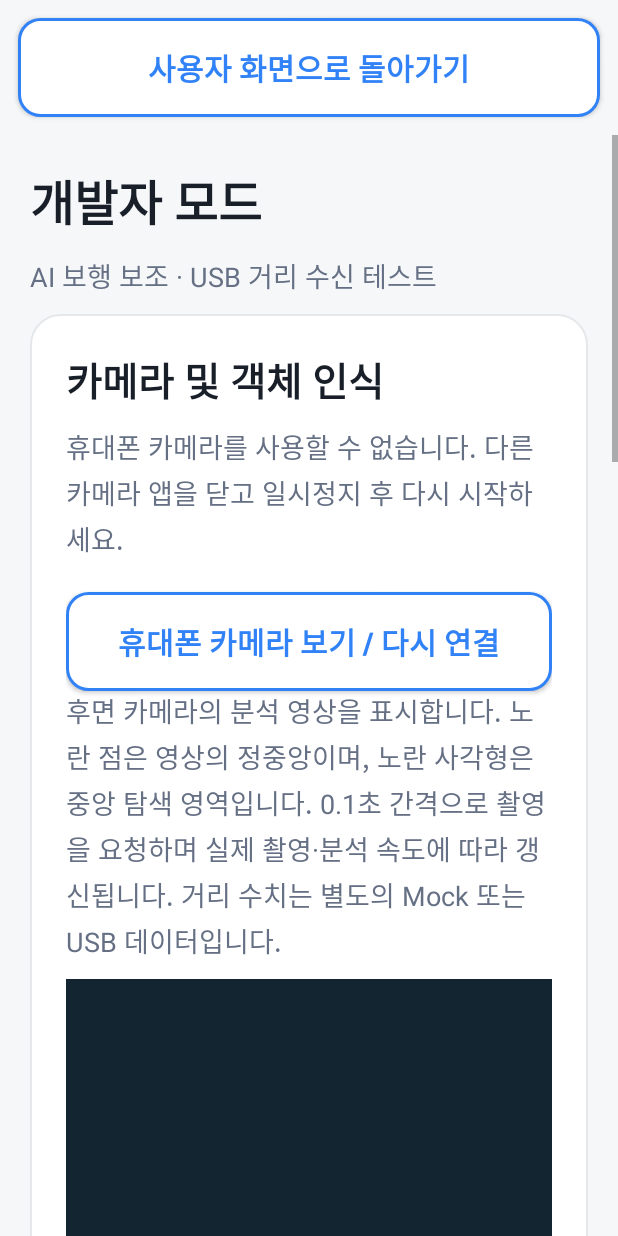
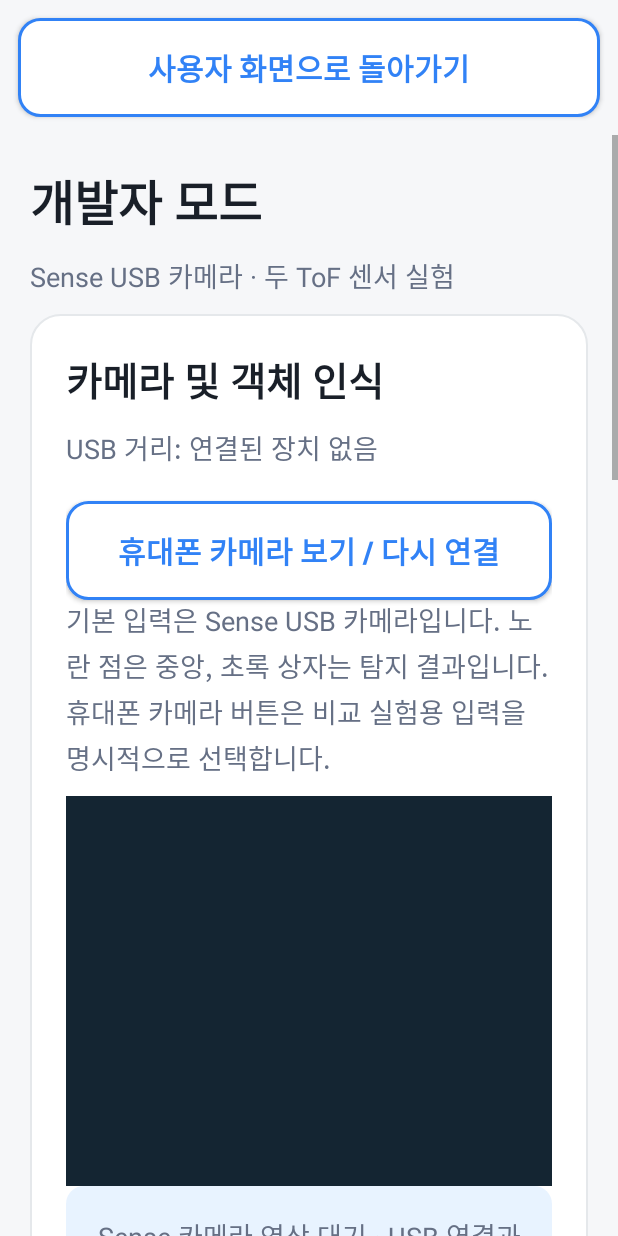
Before and after one commit to zzong-mee/PBL1, an Android app: the screen it shows after launch (DeveloperActivity), after a tap on "개발자 모드", on a phone screen of 412 x 824 dp. Run offline under Robolectric (Android 15) with nearby library versions, the light colour scheme and no system bars.

Commit message:
Integrate Sense USB camera and dual ToF with Android YOLOX

```diff
--- a/app/build.gradle.kts
+++ b/app/build.gradle.kts
@@ -9,8 +9,8 @@ android {
         applicationId = "com.guideeye.app"
         minSdk = 26
         targetSdk = 36
-        versionCode = 11
-        versionName = "0.7.2-phone"
+        versionCode = 12
+        versionName = "0.8.0-sense"
         // Galaxy A34 is ARM64; avoid shipping unused native runtimes.
         ndk { abiFilters += "arm64-v8a" }
     }
--- a/app/src/main/java/com/guideeye/app/DeveloperActivity.kt
+++ b/app/src/main/java/com/guideeye/app/DeveloperActivity.kt
@@ -19,7 +19,7 @@ class DeveloperActivity : Activity() {
     private val distances: DistanceSource = MockDistanceSource()
     private lateinit var speech: KoreanSpeechGuide
     private var mockEnabled = true
-    private var usbMode = false
+    private var usbMode = true
     private lateinit var usb: UsbDistanceController
     private lateinit var vision: ExternalVisionController
     private lateinit var phone: PhoneCameraController
@@ -46,14 +46,23 @@ class DeveloperActivity : Activity() {
             insets
         }
         findViewById<View>(R.id.root).requestApplyInsets()
-        usbMode = savedInstanceState?.getBoolean("usbMode", false) ?: false
+        usbMode = savedInstanceState?.getBoolean("usbMode", true) ?: true
         mockEnabled = savedInstanceState?.getBoolean("mockEnabled", true) ?: true
         vision = ExternalVisionController(this, { code ->
-            findViewById<TextView>(R.id.camera_status).setText(code)
+            if (usbMode && foreground) {
+                findViewById<TextView>(R.id.camera_status).setText(code)
+                if (code != R.string.external_vision_ready) {
+                    findViewById<DetectionPreview>(R.id.camera_preview).clear()
+                    findViewById<TextView>(R.id.video).setText(R.string.video_placeholder)
+                }
+            }
         }, { bitmap, detections, elapsed ->
-            findViewById<DetectionPreview>(R.id.camera_preview).show(bitmap,detections)
-            val objects = detections.joinToString { "${YoloXDetector.labels[it.classId]} ${(it.confidence*100).toInt()}%" }
-            findViewById<TextView>(R.id.video).text = getString(R.string.external_detection_info, elapsed, objects)
+            if (usbMode && foreground) {
+                findViewById<DetectionPreview>(R.id.camera_preview).show(bitmap,detections)
+                val objects = detections.joinToString { "${YoloXDetector.labels[it.classId]} ${(it.confidence*100).toInt()}%" }
+                findViewById<TextView>(R.id.video).text = getString(R.string.external_detection_info, elapsed,
+                    objects.ifEmpty { getString(R.string.no_objects_detected) })
+            } else bitmap.recycle()
         })
         phone = PhoneCameraController(this, { code ->
             if (!usbMode) {
@@ -105,10 +114,14 @@ class DeveloperActivity : Activity() {
             lastSensorAt = android.os.SystemClock.elapsedRealtime()
             findViewById<TextView>(R.id.left_distance).text = left?.let { getString(R.string.usb_left,it/1000f) } ?: getString(R.string.usb_left_waiting)
             findViewById<TextView>(R.id.right_distance).text = right?.let { getString(R.string.usb_right,it/1000f) } ?: getString(R.string.usb_right_waiting)
+        }, { failed ->
+            findViewById<TextView>(R.id.sensor_status).setText(
+                if (failed) R.string.tof_device_error else R.string.usb_sensor_status)
         })
         findViewById<Button>(R.id.connect_usb).setOnClickListener {
             usbMode = true
             phone.stop()
+            vision.stop()
             findViewById<DetectionPreview>(R.id.camera_preview).clear()
             updateMode()
             usb.connect()
@@ -150,7 +163,7 @@ class DeveloperActivity : Activity() {
         foreground = true
         usb.start()
         updateMode()
-        if (!usbMode) startPhoneCamera()
+        if (usbMode) usb.connect() else startPhoneCamera()
     }
     private fun startPhoneCamera() {
         if (!foreground || usbMode) return
--- a/app/src/main/java/com/guideeye/app/MainActivity.kt
+++ b/app/src/main/java/com/guideeye/app/MainActivity.kt
@@ -11,7 +11,7 @@ import android.widget.TextView
 import androidx.core.view.ViewCompat
 import com.guideeye.app.accessibility.ButtonTouchFeedback
 import com.guideeye.app.speech.KoreanSpeechGuide
-import com.guideeye.app.vision.PhoneCameraController
+import com.guideeye.app.vision.ExternalVisionController
 import com.guideeye.app.vision.YoloXDetector
 
 /** User entry screen: no scrolling, Mock values, or USB debugging controls. */
@@ -22,9 +22,9 @@ class MainActivity : Activity() {
     private var voiceUnavailable = false
     private var introAnnounced = false
     private var paused = false
-    private lateinit var vision: PhoneCameraController
+    private lateinit var vision: ExternalVisionController
     private var usbState = R.string.usb_idle
-    private var cameraStatus = R.string.phone_waiting
+    private var cameraStatus = R.string.external_disconnected
 
     override fun onCreate(savedInstanceState: Bundle?) {
         super.onCreate(savedInstanceState)
@@ -45,7 +45,7 @@ class MainActivity : Activity() {
             insets
         }
         findViewById<View>(R.id.root).requestApplyInsets()
-        vision = PhoneCameraController(this, ::updateExternalStatus)
+        vision = ExternalVisionController(this, ::updateExternalStatus)
         speech = KoreanSpeechGuide(this) { status, available ->
             ready = available
             voiceUnavailable = !available
@@ -61,12 +61,12 @@ class MainActivity : Activity() {
         findViewById<Button>(R.id.listen_status).setOnClickListener {
             val message = when {
                 paused -> getString(R.string.central_object_paused)
-                usbState == R.string.phone_error -> getString(R.string.phone_error)
+                usbState == R.string.external_camera_error -> getString(R.string.external_camera_error)
                 !vision.isConnected -> {
-                    startPhoneCamera()
-                    getString(R.string.phone_permission)
+                    if (usbState != R.string.usb_permission && usbState != R.string.usb_opening) vision.connect()
+                    getString(R.string.external_connect_message)
                 }
-                !vision.hasFreshFrame() -> getString(R.string.phone_waiting)
+                !vision.hasFreshFrame() -> getString(R.string.external_wait_message)
                 else -> vision.central()?.let { getString(R.string.central_object_result, YoloXDetector.labels[it.classId]) }
                     ?: getString(R.string.central_object_uncertain)
             }
@@ -76,7 +76,7 @@ class MainActivity : Activity() {
             paused = !paused
             // Stop speech already playing/queued; explicit button feedback remains available when paused.
             speech.stop()
-            if (paused) vision.stop() else { startPhoneCamera() }
+            if (paused) vision.stop() else { vision.start(); vision.connect() }
             updatePauseUi()
             speech.speak(getString(if (paused) R.string.operation_paused_message else R.string.operation_resumed_message))
         }
@@ -88,22 +88,6 @@ class MainActivity : Activity() {
         }
         listOf(R.id.listen_status, R.id.listen_help, R.id.listen_howto, R.id.open_developer).forEach {
             ButtonTouchFeedback.install(findViewById(it)) { name -> speech.announceButton(name) }
-        }
-    }
-
-    private fun startPhoneCamera() {
-        vision.start()
-        if (checkSelfPermission(android.Manifest.permission.CAMERA) != android.content.pm.PackageManager.PERMISSION_GRANTED) {
-            updateExternalStatus(R.string.phone_permission)
-            requestPermissions(arrayOf(android.Manifest.permission.CAMERA), 100)
-        } else vision.connect()
-    }
-
-    override fun onRequestPermissionsResult(requestCode: Int, permissions: Array<out String>, grantResults: IntArray) {
-        super.onRequestPermissionsResult(requestCode, permissions, grantResults)
-        if (requestCode == 100 && foreground && !paused) {
-            if (grantResults.firstOrNull() == android.content.pm.PackageManager.PERMISSION_GRANTED) startPhoneCamera()
-            else updateExternalStatus(R.string.phone_permission)
         }
     }
 
@@ -162,7 +146,7 @@ class MainActivity : Activity() {
         outState.putBoolean("introAnnounced", introAnnounced)
         super.onSaveInstanceState(outState)
     }
-    override fun onStart() { super.onStart(); foreground = true; if (!paused) { startPhoneCamera() }; announceIntro() }
+    override fun onStart() { super.onStart(); foreground = true; if (!paused) { vision.start(); vision.connect() }; announceIntro() }
     override fun onStop() { foreground = false; vision.stop(); speech.stop(); super.onStop() }
     override fun onDestroy() { vision.close(); speech.close(); super.onDestroy() }
 }
--- a/app/src/main/res/values/strings.xml
+++ b/app/src/main/res/values/strings.xml
@@ -1,11 +1,10 @@
 <resources>
     <string name="app_name">Third Eye</string>
-    <string name="subtitle">AI 보행 보조 · USB 거리 수신 테스트</string>
+    <string name="subtitle">Sense USB 카메라 · 두 ToF 센서 실험</string>
     <string name="mock_notice">가상 데이터 모드입니다. 실제 장애물을 감지하지 않습니다.</string>
     <string name="camera_status">USB 카메라: 미연결</string>
     <string name="sensor_status">USB 실제 좌측·우측 센서: 미연결</string>
-    <string name="video_placeholder">카메라 영상 대기
-객체 인식: 아직 구현되지 않음</string>
+    <string name="video_placeholder">Sense 카메라 영상 대기 · USB 연결과 펌웨어를 확인하세요.</string>
     <string name="left_distance">가상 좌측 거리: %1$.1f미터</string>
     <string name="right_distance">가상 우측 거리: %1$.1f미터</string>
     <string name="risk_pending">위험도: 미평가</string>
@@ -26,10 +25,10 @@
     <string name="resume_mock">가상 거리 갱신 시작</string>
     <string name="left_waiting">가상 좌측 거리: 대기 중</string>
     <string name="right_waiting">가상 우측 거리: 대기 중</string>
-    <string name="usb_notice">USB 거리 수신 모드입니다. 테스트 펌웨어 값과 실제 센서 측정값은 구분해서 확인하세요.</string>
+    <string name="usb_notice">외부 카메라와 센서 수신 모드입니다. 거리와 영상은 별도 측정이며 위험도는 판단하지 않습니다.</string>
     <string name="usb_connect">USB 연결 / 다시 연결</string>
     <string name="usb_mock">Mock 모드로 전환</string>
-    <string name="usb_idle">USB 거리: 연결 버튼을 눌러주세요</string>
+    <string name="usb_idle">USB 연결 버튼을 눌러주세요</string>
     <string name="usb_missing">USB 거리: 연결된 장치 없음</string>
     <string name="usb_multiple">USB 거리: 지원 장치가 여러 개입니다. XIAO 하나만 연결하세요.</string>
     <string name="usb_unsupported">USB 거리: 지원하지 않는 장치 구성 (Espressif 단일 CDC ACM 필요)</string>
@@ -38,9 +37,9 @@
     <string name="usb_attached">USB 거리: 장치 연결됨. 연결 버튼을 누르세요.</string>
     <string name="usb_detached">USB 거리: 장치 분리됨</string>
     <string name="usb_opening">USB 거리: 통신 설정 중</string>
-    <string name="usb_waiting">USB 거리: 연결됨 · 유효한 JSON 대기 중</string>
-    <string name="usb_receiving">USB 거리: JSON 수신 중 (센서 실측 여부는 펌웨어 확인 필요)</string>
-    <string name="usb_timeout">USB 거리: 4초간 유효한 데이터 없음. 연결을 다시 시도하세요.</string>
+    <string name="usb_waiting">USB 연결됨 · 장치 초기화 및 영상 대기</string>
+    <string name="usb_receiving">USB 데이터 수신 중</string>
+    <string name="usb_timeout">장치에서 데이터가 오지 않습니다. 전원·펌웨어를 확인하고 다시 연결하세요.</string>
     <string name="usb_error">USB 거리: 통신 오류. 케이블·펌웨어·다른 터미널 앱의 연결 해제를 확인하세요.</string>
     <string name="usb_left">USB 좌측 거리: %1$.2f미터</string>
     <string name="usb_right">USB 우측 거리: %1$.2f미터</string>
@@ -92,11 +91,13 @@
     <string name="central_object_uncertain">화면 중앙에서 물체의 종류를 확실히 확인하지 못했습니다.</string>
     <string name="external_detection_info">처리 시간: %1$d밀리초
 탐지: %2$s</string>
-    <string name="external_camera_error">카메라 초기화 실패. XIAO 카메라 연결과 펌웨어 설정을 확인하세요.</string>
+    <string name="external_camera_error">Sense 카메라 오류입니다. 전원을 분리한 뒤 카메라 장착과 PSRAM 설정을 확인하세요.</string>
     <string name="phone_permission">카메라 권한이 필요합니다. 중앙 물체 버튼으로 다시 시도하거나 휴대폰 설정에서 카메라 권한을 허용하세요.</string>
     <string name="phone_waiting">휴대폰 후면 카메라 분석 대기. 카메라를 물체 쪽으로 향하고 잠시 후 중앙 물체를 눌러주세요.</string>
     <string name="phone_ready">휴대폰 후면 카메라 객체 인식 중</string>
     <string name="phone_error">휴대폰 카메라를 사용할 수 없습니다. 다른 카메라 앱을 닫고 일시정지 후 다시 시작하세요.</string>
     <string name="phone_preview_start">휴대폰 카메라 보기 / 다시 연결</string>
-    <string name="phone_preview_help">후면 카메라의 분석 영상을 표시합니다. 노란 점은 영상의 정중앙이며, 노란 사각형은 중앙 탐색 영역입니다. 0.1초 간격으로 촬영을 요청하며 실제 촬영·분석 속도에 따라 갱신됩니다. 거리 수치는 별도의 Mock 또는 USB 데이터입니다.</string>
+    <string name="phone_preview_help">기본 입력은 Sense USB 카메라입니다. 노란 점은 중앙, 초록 상자는 탐지 결과입니다. 휴대폰 카메라 버튼은 비교 실험용 입력을 명시적으로 선택합니다.</string>
+    <string name="no_objects_detected">확실한 탐지 없음</string>
+    <string name="tof_device_error">거리 센서 오류 · 전원을 분리한 뒤 배선을 확인하세요. 카메라는 별도로 동작합니다.</string>
 </resources>
```
Also changed, not shown: app/src/main/java/com/guideeye/app/usb/UsbDistanceController.kt (+11 -3 lines), 9 other files.
